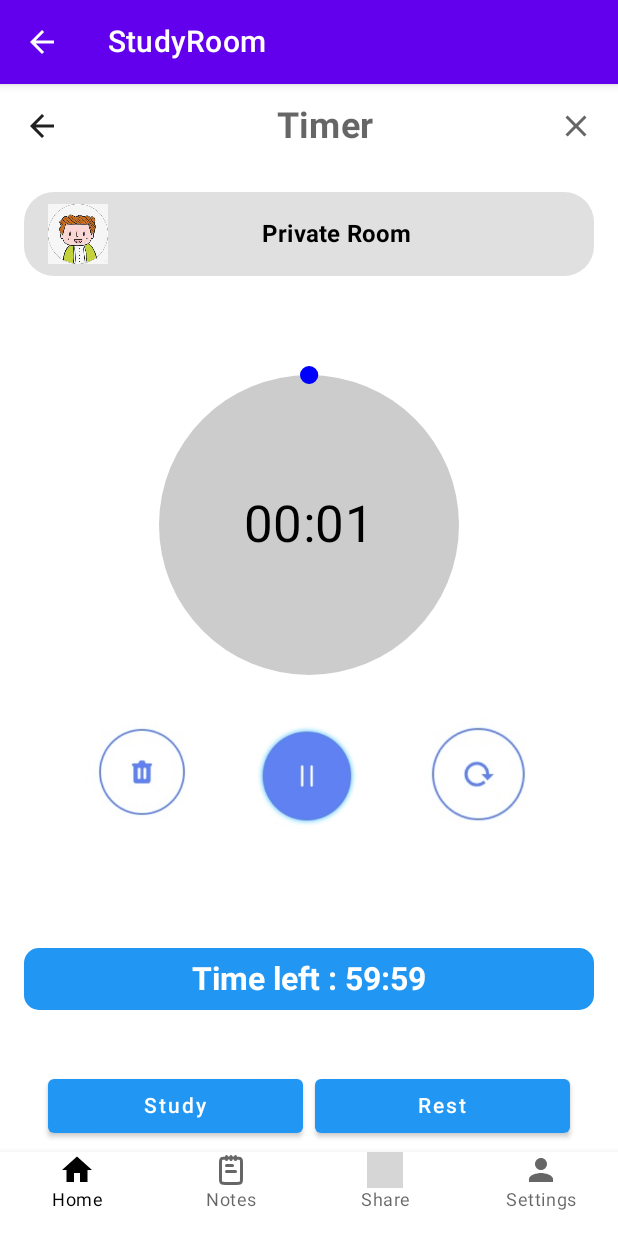
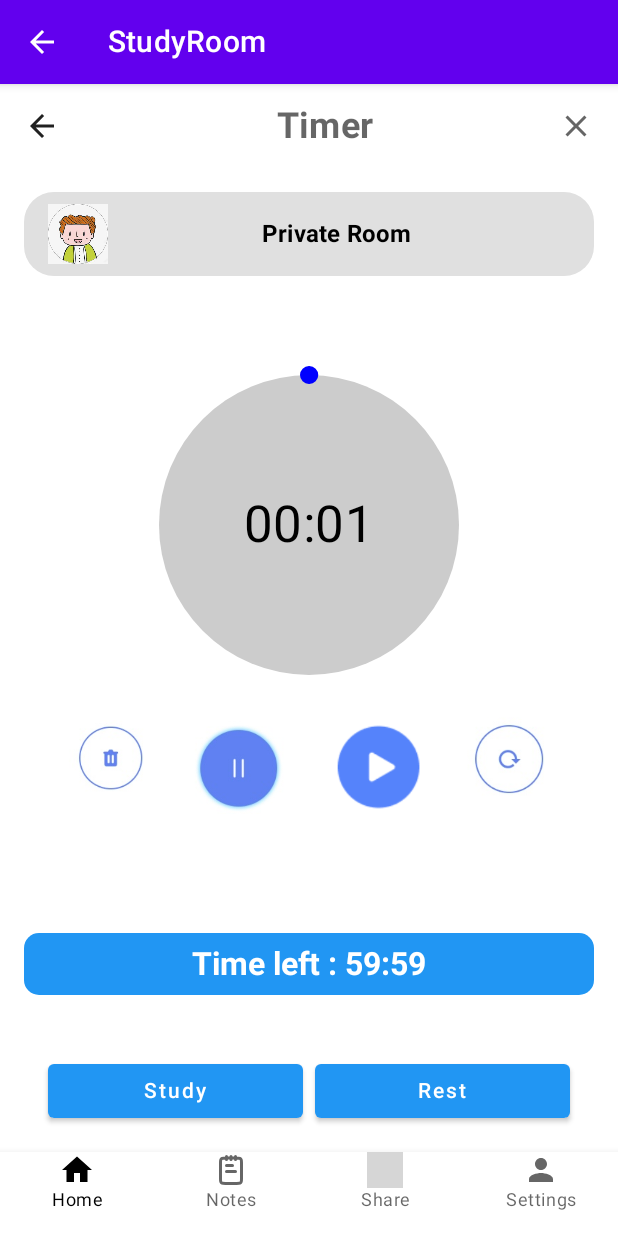
Before and after one commit to ECN-info-MEDEV/tp-devmo-caville_zeng, an Android app built with Jetpack Compose: the StudyRoomScreen screen opened through its navigation route, on a phone screen of 412 x 824 dp. Run offline under Robolectric (Android 15) with nearby library versions, the light colour scheme and no system bars; grey boxes are pictures that could not be loaded.

Commit message:
New timer start functionality

```diff
--- a/app/src/main/java/com/example/studyapp/ui/StudyRoomScreen.kt
+++ b/app/src/main/java/com/example/studyapp/ui/StudyRoomScreen.kt
@@ -146,18 +146,17 @@
                 painter = painterResource(id = R.drawable.ic_reset),
                 contentDescription = "Reset Timer",
                 modifier = Modifier
-                    .size(100.dp)
+                    .size(80.dp)
                     .padding(12.dp)
             )
         }
-
 
         IconButton(onClick = { viewModel.pauseTimer() }) {
             Image(
                 painter = painterResource(id = R.drawable.ic_pause),
                 contentDescription = "Pause Timer",
                 modifier = Modifier
-                    .size(100.dp)
+                    .size(90.dp)
                     .padding(12.dp)
             )
         }
@@ -165,10 +164,20 @@
 
         IconButton(onClick = { viewModel.startTimer() }) {
             Image(
+                painter = painterResource(id = R.drawable.ic_play),
+                contentDescription = "Play Timer",
+                modifier = Modifier
+                    .size(90.dp)
+                    .padding(12.dp)
+            )
+        }
+
+        IconButton(onClick = { viewModel.restartTimer() }) {
+            Image(
                 painter = painterResource(id = R.drawable.ic_repeat),
                 contentDescription = "Start/Continue Timer",
                 modifier = Modifier
-                    .size(100.dp)
+                    .size(80.dp)
                     .padding(12.dp)
             )
         }
--- a/app/src/main/java/com/example/studyapp/ui/StudyViewModel.kt
+++ b/app/src/main/java/com/example/studyapp/ui/StudyViewModel.kt
@@ -51,6 +51,23 @@
 
     fun startTimer() {
 
+        timerJob = viewModelScope.launch {
+            val studyDurationMillis = _uiState.value.studyDuration.toLongOrNull()?.times(60 * 1000) ?: 0L
+            val startTime = System.currentTimeMillis()
+            val endTime = startTime + studyDurationMillis
+
+            _timerState.value = _timerState.value.copy(startTime = startTime, duration = studyDurationMillis, isRunning = true)
+
+            while (System.currentTimeMillis() < endTime) {
+                val currentTime = System.currentTimeMillis()
+                _timerState.value = _timerState.value.copy(timeInMillis = currentTime - startTime)
+                delay(1000)
+            }
+        }
+    }
+
+    fun restartTimer() {
+
         timerJob?.cancel()
         timerJob = viewModelScope.launch {
             val studyDurationMillis = _uiState.value.studyDuration.toLongOrNull()?.times(60 * 1000) ?: 0L
```
Also changed, not shown: app/src/main/res/drawable/ic_play.png (added).
